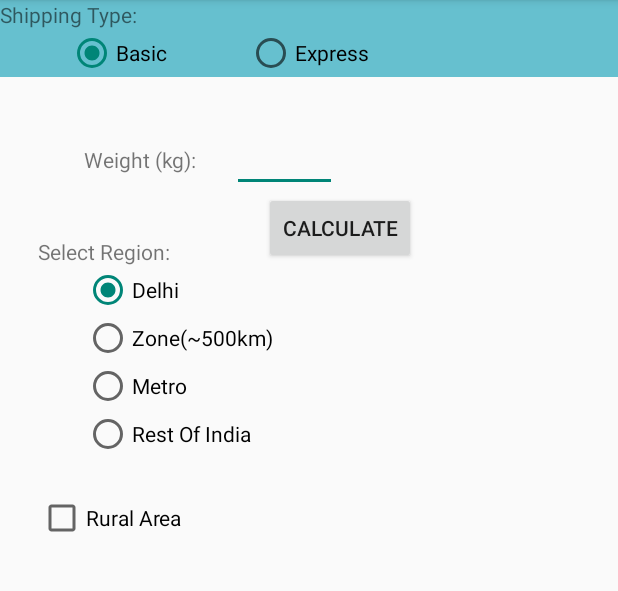
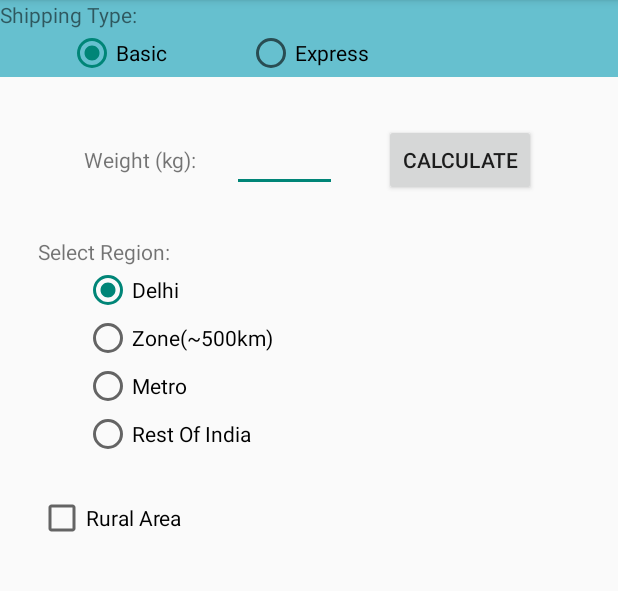
Before and after one commit to User17745/MyApp, an Android app: the ShippingCalc screen opened directly, with no data from a screen before it, on a phone screen of 412 x 824 dp, the part 84-675 px from its top. Run offline under Robolectric (Android 15) with nearby library versions, the phone set to English and light mode, and no system bars; 5 statements that could not run were skipped.

Commit message:
1. Did Shipping Calculator module but incomplete and also encounters an error and crashes the app. 2. Did the error page for webView. 3. Minor fixes.

```diff
--- a/app/src/main/AndroidManifest.xml
+++ b/app/src/main/AndroidManifest.xml
@@ -56,4 +56,5 @@
 
     <uses-permission android:name="android.permission.VIBRATE"/>
     <uses-permission android:name="android.permission.INTERNET"/>
+    <uses-permission android:name="android.permission.ACCESS_NETWORK_STATE" />
 </manifest>
--- a/app/src/main/res/layout/shipping.xml
+++ b/app/src/main/res/layout/shipping.xml
@@ -132,9 +132,9 @@
         android:id="@+id/shipCalc"
         android:layout_width="wrap_content"
         android:layout_height="wrap_content"
-        android:layout_alignLeft="@+id/Weight"
-        android:layout_below="@+id/Weight"
-        android:layout_marginLeft="21dp"
-        android:text="Calculate" />
+        android:text="Calculate"
+        android:layout_alignTop="@+id/Weight"
+        android:layout_toRightOf="@+id/regionSelect"
+        android:layout_toEndOf="@+id/regionSelect" />
 
 </RelativeLayout>
```
Also changed, not shown: app/src/main/java/com/technotronics/priceconverter/PDF.java (+16 -4 lines), app/src/main/java/com/technotronics/priceconverter/ShippingCalc.java (+58 -4 lines), app/src/main/res/layout/errorweb.xml (added, +15 -0 lines), 38 other files.
